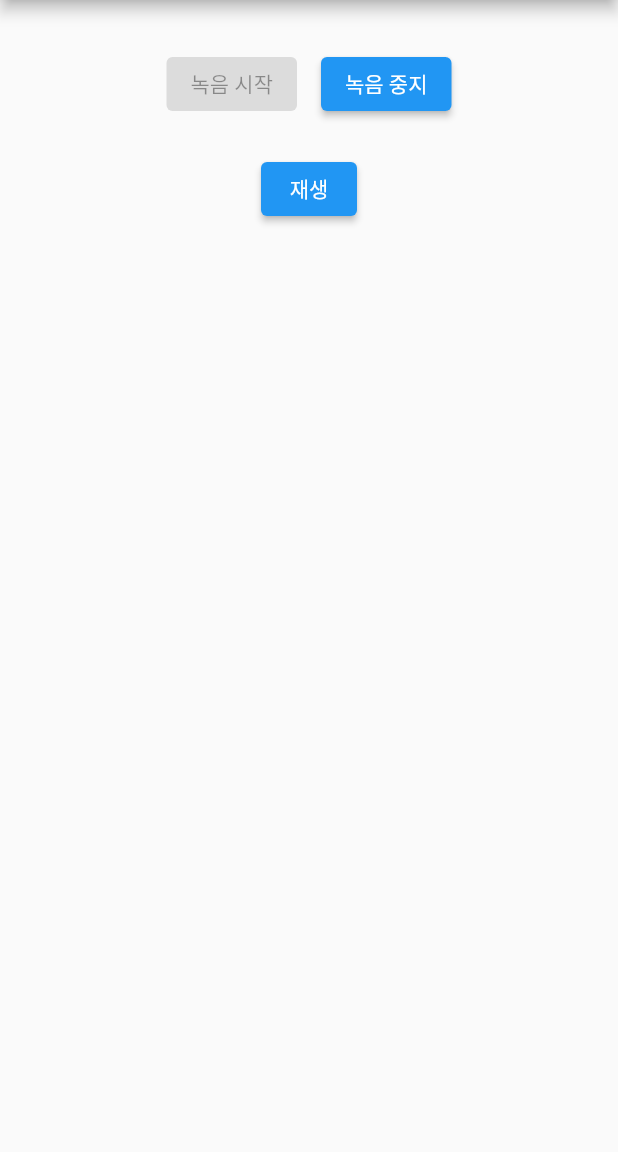
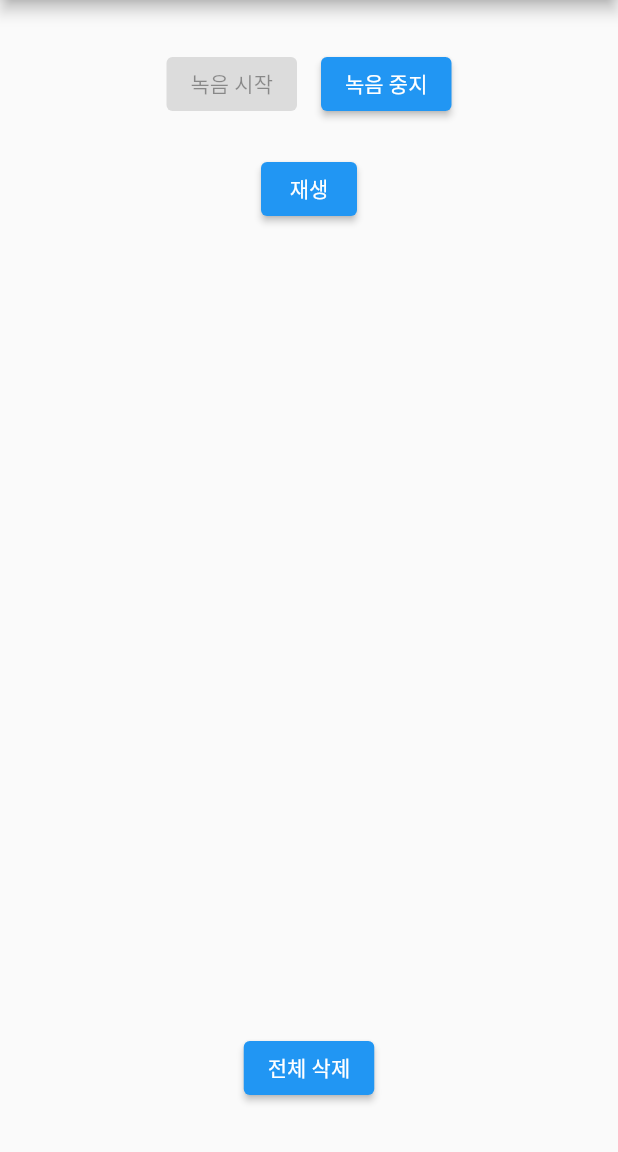
Before and after one commit to ThinkingDobby/Recording-test-flutter, a Flutter app: the screen it shows after launch, after a tap on "녹음 시작", on a phone screen of 412 x 824 dp, the part 84-1236 px from its top. Run offline on Flutter 3.47's test engine with Material 2 defaults, Android fonts, the phone set to English and light mode, and no system bars; our stand-ins replace assets_audio_player, permission_handler; missing offline and left inert: flutter_sound; statements that could not run were skipped.

Commit message:
리스트뷰 구현 중 임시저장

```diff
--- a/lib/recorder.dart
+++ b/lib/recorder.dart
@@ -21,8 +21,11 @@ class _RecorderState extends State<Recorder> {
   bool _isRecording = false;
   bool _isPlaying = false;
 
-  late String filePath;
+  late String _storagePath;
+  late String _filePathForRecord;
+  late String _selectedFile;
 
+  List<String> _fileList = <String>[];
 
   @override
   void initState() {
@@ -41,14 +44,24 @@ class _RecorderState extends State<Recorder> {
           Row(
             mainAxisAlignment: MainAxisAlignment.center,
             children: <Widget>[
-              ElevatedButton(onPressed: _isRecording ? null : startRecording, child: Text("녹음 시작")),
-              const SizedBox(width:16),
-              ElevatedButton(onPressed: _isRecording ? stopRecording : null, child: Text("녹음 중지")),
+              ElevatedButton(
+                  onPressed: _isRecording ? null : startRecording,
+                  child: Text("녹음 시작")),
+              const SizedBox(width: 16),
+              ElevatedButton(
+                  onPressed: () {
+                    _isRecording ? stopRecording() : null;
+                    setState(() {
+                      _fileList = loadFiles();
+                    });
+                  },
+                  child: Text("녹음 중지")),
             ],
           ),
           const SizedBox(height: 22),
           ElevatedButton(
               onPressed: () {
+                if (_fileList.isNotEmpty) {
                   setState(() {
                     _isPlaying = !_isPlaying;
                   });
@@ -57,40 +70,110 @@ class _RecorderState extends State<Recorder> {
                   } else {
                     stopPlaying();
                   }
+                }
               },
               child: Text(_isPlaying ? "중지" : "재생")),
+          const SizedBox(height: 32),
+          Flexible(
+              flex: 1,
+              fit: FlexFit.tight,
+              child: ListView.builder(
+                scrollDirection: Axis.vertical,
+                shrinkWrap: true,
+                itemCount: _fileList.length,
+                itemBuilder: (context, i) => _setListItemBuilder(context, i),
+              )),
+          Container(
+              padding: const EdgeInsets.fromLTRB(0, 0, 0, 32),
+              child: ElevatedButton(
+                  onPressed: () {
+                    deleteFiles();
+                    setState(() {
+                      _fileList = loadFiles();
+                    });
+                  },
+                  child: Text("전체 삭제")))
         ],
       ),
     );
   }
 
   void initializer() async {
-    filePath = '/sdcard/Download/temp.wav';
+    _storagePath = '/sdcard/Download';
+    setState(() {
+      _fileList = loadFiles();
+    });
+
     _recordingSession = FlutterSoundRecorder();
     await _recordingSession.openAudioSession(
         focus: AudioFocus.requestFocusAndStopOthers,
         category: SessionCategory.playAndRecord,
         mode: SessionMode.modeDefault,
         device: AudioDevice.speaker);
-    await _recordingSession.setSubscriptionDuration(const Duration(
-        milliseconds: 10));
+    await _recordingSession
+        .setSubscriptionDuration(const Duration(milliseconds: 10));
     await initializeDateFormatting();
     await Permission.microphone.request();
     await Permission.storage.request();
     await Permission.manageExternalStorage.request();
   }
 
+  List<String> loadFiles() {
+    List<String> files = <String>[];
+
+    var dir = Directory(_storagePath).listSync();
+    for (var file in dir) {
+      if (checkExtWav(file.path)) {
+        files.add(getFilenameFromPath(file.path));
+      }
+    }
+
+    if (files.isNotEmpty) {
+      _selectedFile = files[0];
+    }
+
+    files.sort();
+    _filePathForRecord = '$_storagePath/temp${files.length + 1}.wav';
+
+    return files;
+  }
+
+  bool checkExtWav(String fileName) {
+    if (fileName.substring(fileName.length - 3) == "wav") {
+      return true;
+    } else {
+      return false;
+    }
+  }
+
+  String getFilenameFromPath(String filePath) {
+    int idx = filePath.lastIndexOf('/') + 1;
+    return filePath.substring(idx);
+  }
+
+  RadioListTile _setListItemBuilder(BuildContext context, int i) {
+    return RadioListTile(
+        title: Text(_fileList[i]),
+        value: _fileList[i],
+        groupValue: _selectedFile,
+        onChanged: (val) {
+          setState(() {
+            _selectedFile = _fileList[i];
+          });
+        });
+  }
+
   Future<void> startRecording() async {
     setState(() {
       _isRecording = true;
     });
-    Directory directory = Directory(dirname(filePath));
+    Directory directory = Directory(dirname(_filePathForRecord));
     if (!directory.existsSync()) {
       directory.createSync();
     }
     _recordingSession.openAudioSession();
     await _recordingSession.startRecorder(
-      toFile: filePath,
+      toFile: _filePathForRecord,
       codec: Codec.pcm16WAV,
     );
   }
@@ -105,7 +188,7 @@ class _RecorderState extends State<Recorder> {
 
   Future<void> startPlaying() async {
     recordingPlayer.open(
-      Audio.file(filePath),
+      Audio.file('$_storagePath/$_selectedFile.wav'),
       autoStart: true,
       showNotification: true,
     );
@@ -119,4 +202,13 @@ class _RecorderState extends State<Recorder> {
   Future<void> stopPlaying() async {
     recordingPlayer.stop();
   }
+
+  deleteFiles() {
+    var dir = Directory(_storagePath).listSync();
+    for (var file in dir) {
+      if (checkExtWav(file.path)) {
+        file.delete();
       }
+    }
+  }
+}
```
Lines whose indentation alone changed are shown as unchanged.
